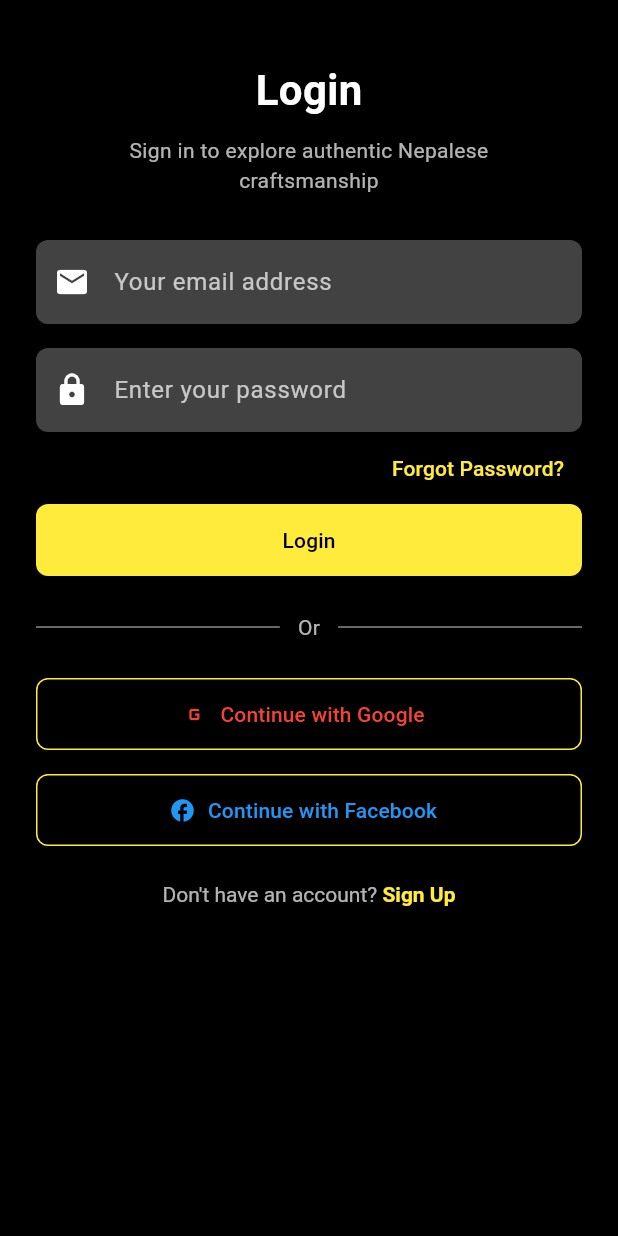
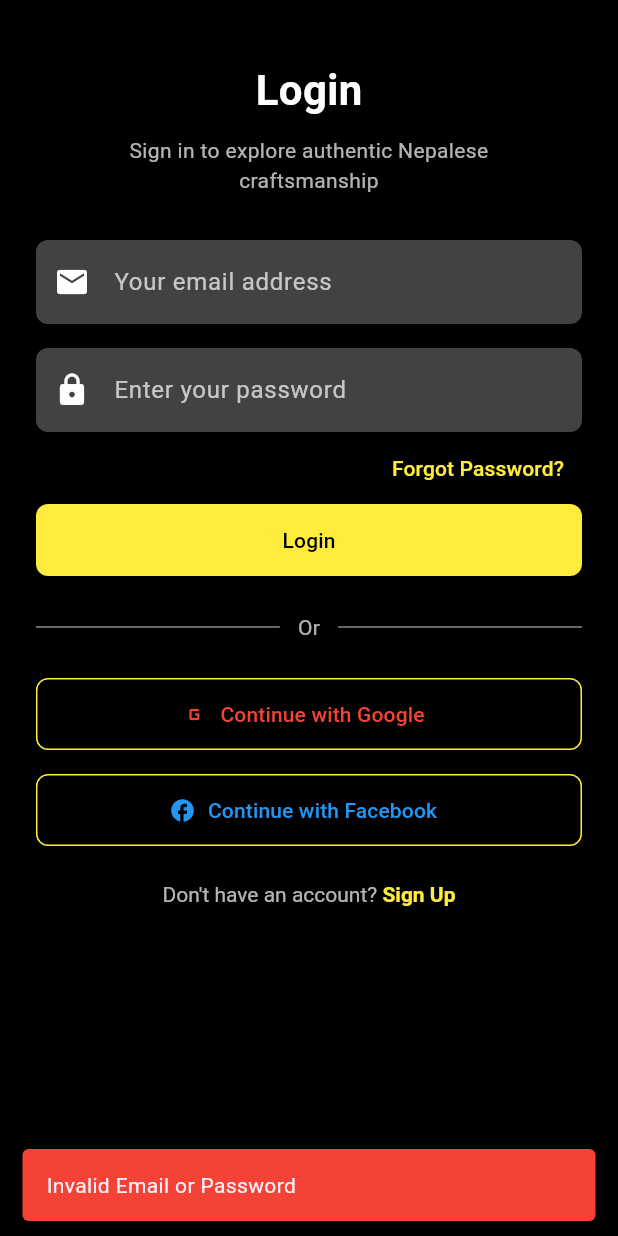
Before and after one commit to Ritesh230087/Rolo, a Flutter app: the LoginScreen screen opened directly, after a tap on "Login", on a phone screen of 412 x 824 dp. Run offline on Flutter 3.47's test engine with Material 3 defaults, Android fonts, the phone set to English and light mode, and no system bars.

Commit message:
Snack Bar and Login Completed

```diff
--- /dev/null
+++ b/lib/common/my_snack_bar.dart
@@ -0,0 +1,14 @@
+import 'package:flutter/material.dart';
+
+showMySnackBar({
+  required BuildContext context,
+  required String message,
+  Color? color,
+}){
+   ScaffoldMessenger.of(context).showSnackBar(
+    SnackBar(content: Text(message),
+      backgroundColor: color ?? Colors.green,
+        behavior: SnackBarBehavior.floating,
+   ),
+ );
+}
--- a/lib/view/login_page_view.dart
+++ b/lib/view/login_page_view.dart
@@ -1,5 +1,6 @@
 import 'package:flutter/gestures.dart';
 import 'package:flutter/material.dart';
+import 'package:rolo/common/my_snack_bar.dart';
 
 class LoginScreen extends StatefulWidget {
   const LoginScreen({super.key});
@@ -18,13 +19,13 @@ class _LoginScreenState extends State<LoginScreen> {
     String password = _passwordController.text.trim();
 
     if (email.contains('admin') && password.contains('admin')) {
-          // showMySnackBar(context: context, message: "Login Successful");
+          showMySnackBar(context: context, message: "Login Successful");
       Navigator.pushReplacement(
         context,
-        // MaterialPageRoute(builder: (context) => const DashboardPage()),
+        MaterialPageRoute(builder: (context) => const DashboardPage()),
       );
     } else {
-          // showMySnackBar(context: context, message: "Invalid Email or Password", color: Colors.red);
+          showMySnackBar(context: context, message: "Invalid Email or Password", color: Colors.red);
     }
   }
 
@@ -193,8 +194,8 @@ class _LoginScreenState extends State<LoginScreen> {
                           fontWeight: FontWeight.bold,
                         ),
                         recognizer:TapGestureRecognizer()..onTap=(){
-                          // Navigator.push(context,
-                          // MaterialPageRoute(builder: (context)=>const SignUpScreen()));
+                          Navigator.push(context,
+                          MaterialPageRoute(builder: (context)=>const SignUpScreen()));
                         },
                       ),
                     ],
```
